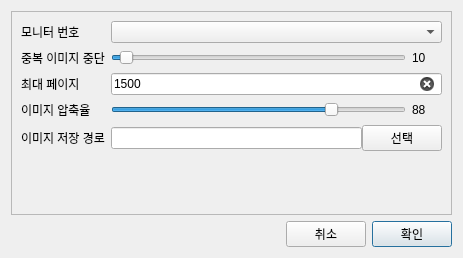
The window that ui/setting_dialog.ui (gyuha/capture-macro2) describes before a commit, drawn with Qt 5.
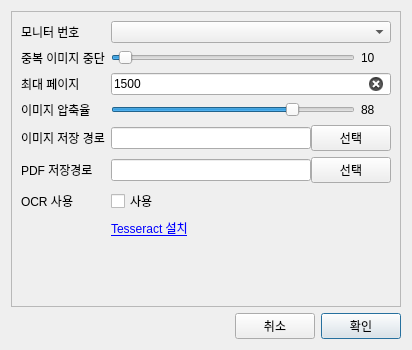
The same window after the commit.

The edit to the form file:
```diff
--- a/ui/setting_dialog.ui
+++ b/ui/setting_dialog.ui
@@ -6,14 +6,14 @@
    <rect>
     <x>0</x>
     <y>0</y>
-    <width>463</width>
-    <height>258</height>
+    <width>401</width>
+    <height>350</height>
    </rect>
   </property>
   <property name="maximumSize">
    <size>
-    <width>463</width>
-    <height>258</height>
+    <width>500</width>
+    <height>350</height>
    </size>
   </property>
   <property name="windowTitle">
@@ -194,6 +194,68 @@
           </item>
          </layout>
         </item>
+        <item row="5" column="0">
+         <widget class="QLabel" name="label_6">
+          <property name="text">
+           <string>PDF 저장경로</string>
+          </property>
+         </widget>
+        </item>
+        <item row="5" column="1">
+         <layout class="QHBoxLayout" name="horizontalLayout_3">
+          <property name="spacing">
+           <number>0</number>
+          </property>
+          <item>
+           <widget class="QLineEdit" name="lePdfPath">
+            <property name="minimumSize">
+             <size>
+              <width>200</width>
+              <height>22</height>
+             </size>
+            </property>
+           </widget>
+          </item>
+          <item>
+           <widget class="QPushButton" name="btnPdfPath">
+            <property name="text">
+             <string>선택</string>
+            </property>
+           </widget>
+          </item>
+         </layout>
+        </item>
+        <item row="6" column="0">
+         <widget class="QLabel" name="label_7">
+          <property name="text">
+           <string>OCR 사용</string>
+          </property>
+         </widget>
+        </item>
+        <item row="7" column="0">
+         <widget class="QLabel" name="label_9">
+          <property name="text">
+           <string/>
+          </property>
+         </widget>
+        </item>
+        <item row="6" column="1">
+         <widget class="QCheckBox" name="cbUseOcr">
+          <property name="text">
+           <string>사용</string>
+          </property>
+         </widget>
+        </item>
+        <item row="7" column="1">
+         <widget class="QLabel" name="label_8">
+          <property name="text">
+           <string>&lt;a href=&quot;https://github.com/gyuha/capture-macro2/blob/main/Tesseract_install.md&quot;&gt;Tesseract 설치&lt;/a&gt;</string>
+          </property>
+          <property name="openExternalLinks">
+           <bool>true</bool>
+          </property>
+         </widget>
+        </item>
        </layout>
       </item>
      </layout>
```
